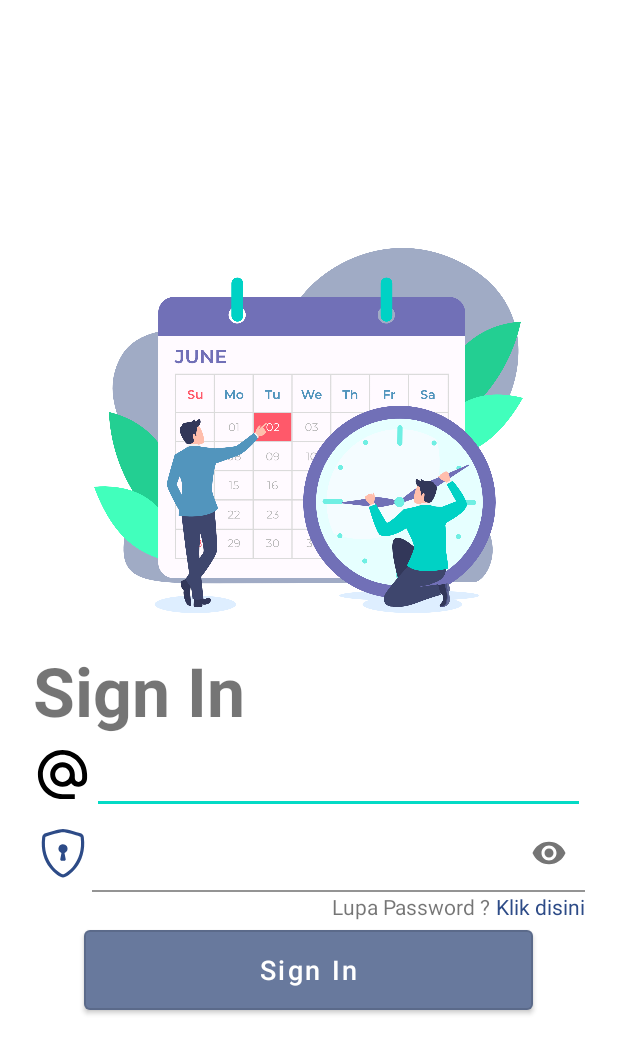
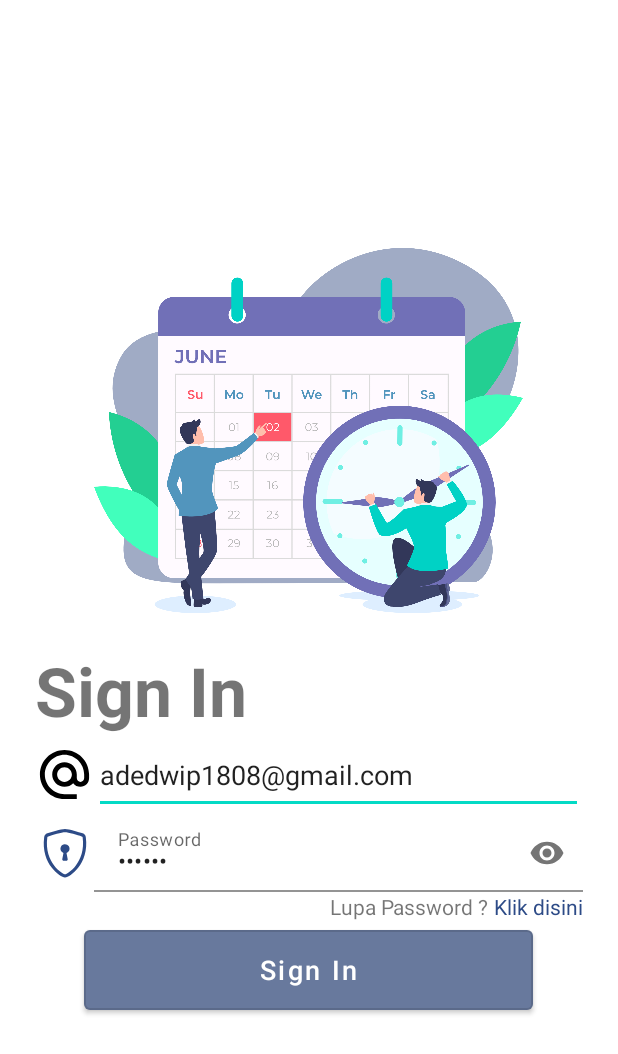
Before and after one commit to adedwi1808/GeekGarden-Attendance-Android, an Android app: the layout activity_login.xml on its own in the app's theme, with its tools: preview values and no code run, on a phone screen of 412 x 824 dp. Shown: the top 1054 px of the screen. Run offline under Robolectric (Android 15) with nearby library versions, the phone set to English and light mode, and no system bars.

Commit message:
menambahkan loading progress bar, error response handling

```diff
--- a/app/src/main/java/com/example/geekgarden_attendance/core/data/source/remote/RemoteDataSource.kt
+++ b/app/src/main/java/com/example/geekgarden_attendance/core/data/source/remote/RemoteDataSource.kt
@@ -1,7 +1,10 @@
 package com.example.geekgarden_attendance.core.data.source.remote
 
 import com.example.geekgarden_attendance.core.data.source.remote.network.ApiService
+import com.example.geekgarden_attendance.core.data.source.remote.request.LoginRequest
 
-class RemoteDataSource(val api: ApiService) {
+class RemoteDataSource(private val api: ApiService) {
+
+    suspend fun login(data: LoginRequest) = api.login(data)
 
 }
--- a/app/src/main/java/com/example/geekgarden_attendance/core/data/source/remote/network/ApiConfig.kt
+++ b/app/src/main/java/com/example/geekgarden_attendance/core/data/source/remote/network/ApiConfig.kt
@@ -9,7 +9,7 @@ import retrofit2.converter.gson.GsonConverterFactory
 import java.util.concurrent.TimeUnit
 
 object ApiConfig {
-    private const val BASE_URL = Constants.BASE_URL+"/api/"
+    private const val BASE_URL = Constants.BASE_URL+"api/"
 
     private val client: Retrofit
         get() {
--- /dev/null
+++ b/app/src/main/java/com/example/geekgarden_attendance/core/data/source/remote/request/LoginRequest.kt
@@ -0,0 +1,3 @@
+package com.example.geekgarden_attendance.core.data.source.remote.request
+
+data class LoginRequest(val email: String, val password: String)
--- a/app/src/main/java/com/example/geekgarden_attendance/util/Constants.kt
+++ b/app/src/main/java/com/example/geekgarden_attendance/util/Constants.kt
@@ -2,6 +2,6 @@ package com.example.geekgarden_attendance.util
 
 object Constants {
 
-    const val BASE_URL = "htpps://127.0.0.1:8888"
+    const val BASE_URL = "http://192.168.18.138:8888/"
 
 }
--- a/app/src/main/res/layout/activity_login.xml
+++ b/app/src/main/res/layout/activity_login.xml
@@ -1,13 +1,17 @@
 <?xml version="1.0" encoding="utf-8"?>
-<LinearLayout xmlns:android="http://schemas.android.com/apk/res/android"
+<RelativeLayout xmlns:android="http://schemas.android.com/apk/res/android"
     xmlns:app="http://schemas.android.com/apk/res-auto"
     xmlns:tools="http://schemas.android.com/tools"
     android:layout_width="match_parent"
     android:layout_height="match_parent"
-    android:orientation="vertical"
-    android:gravity="center_vertical"
-    android:padding="@dimen/_17sdp"
+    android:padding="@dimen/_18sdp"
     tools:context=".ui.login.LoginActivity">
+
+    <LinearLayout
+        android:layout_width="match_parent"
+        android:layout_height="match_parent"
+        android:orientation="vertical"
+        android:gravity="center_vertical">
 
     <ImageView
         android:layout_width="@dimen/_220sdp"
@@ -38,7 +42,9 @@
             android:id="@+id/Textinput_email"
             android:layout_width="match_parent"
             android:layout_height="match_parent"
-            android:inputType="textEmailAddress" />
+            android:inputType="textEmailAddress"
+            android:hint="Email"
+            android:text="adedwip1808@gmail.com"/>
     </LinearLayout>
 
     <LinearLayout
@@ -63,7 +69,9 @@
                 android:id="@+id/Textinput_password"
                 android:layout_width="match_parent"
                 android:layout_height="match_parent"
-                android:inputType="textPassword" />
+                android:inputType="textPassword"
+                android:text="123123"
+                android:hint="Password"/>
         </com.google.android.material.textfield.TextInputLayout>
     </LinearLayout>
 
@@ -95,5 +103,13 @@
         android:textAllCaps="false"
         android:textSize="@dimen/_14sdp"
         android:theme="@style/Button.OutlineBox"/>
+    </LinearLayout>
 
-</LinearLayout>
+    <ProgressBar
+        android:id="@+id/progressBar"
+        android:layout_width="wrap_content"
+        android:layout_height="wrap_content"
+        android:layout_centerInParent="true"
+        android:visibility="gone"/>
+
+</RelativeLayout>
--- /dev/null
+++ b/app/src/main/res/xml/network_security.xml
@@ -0,0 +1,6 @@
+<?xml version="1.0" encoding="utf-8"?>
+<network-security-config>
+    <domain-config cleartextTrafficPermitted = "true">
+        <domain includeSubdomains="true">192.168.18.138</domain>
+    </domain-config>
+</network-security-config>
```
Also changed, not shown: app/src/main/AndroidManifest.xml (+9 -1 lines), app/src/main/java/com/example/geekgarden_attendance/core/data/repository/AppRepository.kt (+27 -1 lines), app/src/main/java/com/example/geekgarden_attendance/core/data/source/model/User.kt (added, +11 -0 lines), app/src/main/java/com/example/geekgarden_attendance/core/data/source/remote/network/ApiService.kt (+5 -3 lines), app/src/main/java/com/example/geekgarden_attendance/core/data/source/remote/network/Resource.kt (added, +17 -0 lines), app/src/main/java/com/example/geekgarden_attendance/core/data/source/remote/network/State.kt (added, +7 -0 lines), app/src/main/java/com/example/geekgarden_attendance/core/data/source/response/LoginResponse.kt (added, +9 -0 lines), app/src/main/java/com/example/geekgarden_attendance/ui/login/LoginActivity.kt (+34 -5 lines), app/src/main/java/com/example/geekgarden_attendance/ui/login/LoginViewModel.kt (+4 -4 lines).
